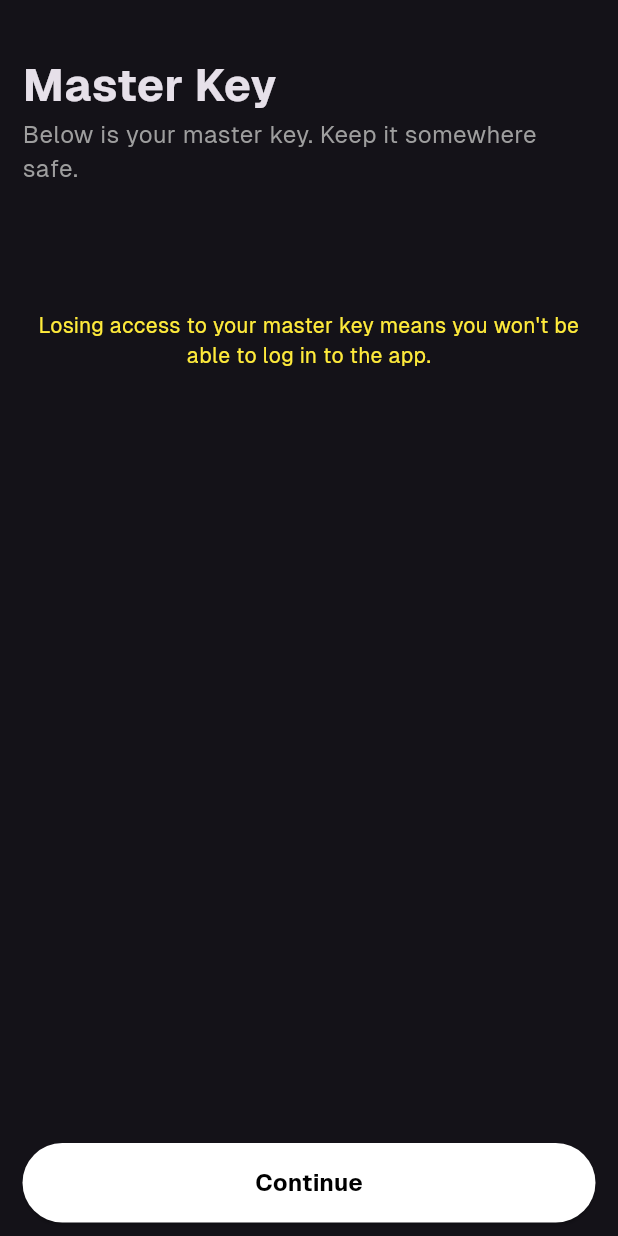
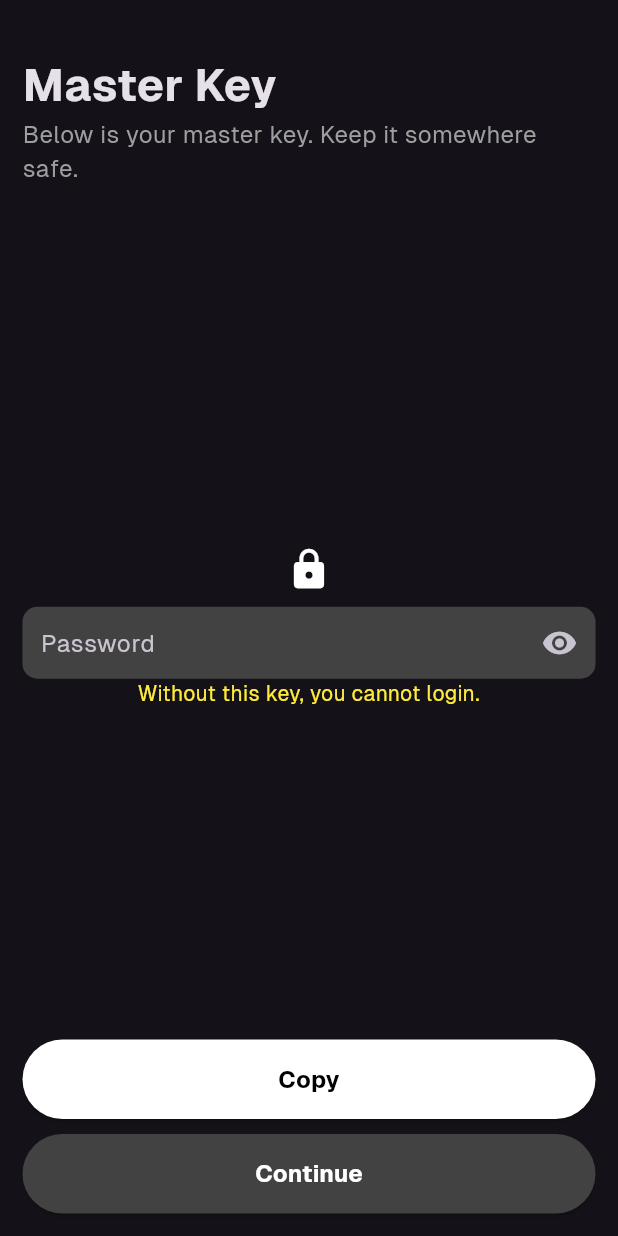
Before and after one commit to PhantomKnight287/flyssh_old, a Flutter app: the MasterKeyScreen screen opened directly with empty values, on a phone screen of 412 x 824 dp. Run offline on Flutter 3.47's test engine with Material 3 defaults, Android fonts, the phone set to English and light mode, and no system bars; our stand-ins replace adaptive_theme, get, google_fonts, shared_preferences; accounts and stored records are empty.

Commit message:
[app] update master key screen

```diff
--- a/app/lib/components/input.dart
+++ b/app/lib/components/input.dart
@@ -12,6 +12,7 @@ class InputField extends StatelessWidget {
   final TextStyle? hintStyle;
   final int? maxLines;
   final int? minLines;
+  final bool? readOnly;
   final Function(String)? onChanged;
 
   const InputField({
@@ -27,11 +28,13 @@ class InputField extends StatelessWidget {
     this.maxLines,
     this.minLines,
     this.onChanged,
+    this.readOnly,
   });
 
   @override
   Widget build(BuildContext context) {
     return TextFormField(
+      readOnly: readOnly ?? false,
       keyboardType: keyboardType,
       controller: controller,
       obscureText: obscureText ?? false,
--- a/app/lib/screens/auth/master_key.dart
+++ b/app/lib/screens/auth/master_key.dart
@@ -1,15 +1,30 @@
 import 'package:flutter/cupertino.dart';
 import 'package:flutter/material.dart';
+import 'package:flutter/services.dart';
+import 'package:flyssh/components/input.dart';
 import 'package:flyssh/screens/home/main.dart';
 
-class MasterKeyScreen extends StatelessWidget {
+class MasterKeyScreen extends StatefulWidget {
   const MasterKeyScreen({super.key, required this.masterKey});
 
   final String masterKey;
 
   @override
+  State<MasterKeyScreen> createState() => _MasterKeyScreenState();
+}
+
+class _MasterKeyScreenState extends State<MasterKeyScreen> {
+  bool visible = false;
+  final controller = TextEditingController();
+
+  @override
+  void initState() {
+    super.initState();
+    controller.text = widget.masterKey;
+  }
+
+  @override
   Widget build(BuildContext context) {
-    print(masterKey);
     return Scaffold(
       appBar: null,
       body: SafeArea(
@@ -17,6 +32,10 @@ class MasterKeyScreen extends StatelessWidget {
           padding: const EdgeInsets.all(15),
           child: Column(
             crossAxisAlignment: CrossAxisAlignment.stretch,
+            mainAxisAlignment: MainAxisAlignment.spaceBetween,
+            children: [
+              Column(
+                crossAxisAlignment: CrossAxisAlignment.start,
                 children: [
                   const SizedBox(
                     height: 20,
@@ -39,26 +58,87 @@ class MasterKeyScreen extends StatelessWidget {
                   const SizedBox(
                     height: 20,
                   ),
-              SelectableText(
-                masterKey,
-                style: const TextStyle(
-                  fontSize: 25,
-                  fontWeight: FontWeight.w600,
+                ],
               ),
-                textAlign: TextAlign.center,
+              Column(
+                children: [
+                  const Icon(
+                    Icons.lock,
+                    size: 30,
                   ),
                   const SizedBox(
-                height: 20,
+                    height: 10,
+                  ),
+                  InputField(
+                    readOnly: true,
+                    hintText: "Password",
+                    keyboardType: TextInputType.visiblePassword,
+                    controller: controller,
+                    obscureText: !visible,
+                    validator: (value) {
+                      if (value == null || value.isEmpty) {
+                        return 'Please enter your password';
+                      }
+                      return null;
+                    },
+                    suffixIcon: IconButton(
+                      icon: Icon(
+                        visible ? Icons.visibility_off : Icons.visibility,
+                      ),
+                      onPressed: () {
+                        setState(() {
+                          visible = !visible;
+                        });
+                      },
+                    ),
                   ),
                   const Text(
-                "Losing access to your master key means you won't be able to log in to the app.",
+                    "Without this key, you cannot login.",
                     style: TextStyle(
                       color: Colors.yellow,
                     ),
                     textAlign: TextAlign.center,
                   ),
-              SizedBox(
-                height: MediaQuery.of(context).size.height / 1.6,
+                ],
+              ),
+              Column(
+                crossAxisAlignment: CrossAxisAlignment.stretch,
+                children: [
+                  ElevatedButton(
+                    onPressed: () {
+                      Clipboard.setData(ClipboardData(text: widget.masterKey)).then((_) {
+                        ScaffoldMessenger.of(context).showSnackBar(
+                          const SnackBar(
+                            content: const Text("Master Key copied to clipboard."),
+                          ),
+                        );
+                      });
+                    },
+                    style: ButtonStyle(
+                      alignment: Alignment.center,
+                      backgroundColor: MaterialStateProperty.all(Colors.white),
+                      foregroundColor: MaterialStateProperty.all(Colors.black),
+                      padding: MaterialStateProperty.resolveWith<EdgeInsetsGeometry>(
+                        (Set<MaterialState> states) {
+                          return const EdgeInsets.all(15);
+                        },
+                      ),
+                      shape: MaterialStateProperty.all<RoundedRectangleBorder>(
+                        RoundedRectangleBorder(
+                          borderRadius: BorderRadius.circular(30.0),
+                        ),
+                      ),
+                    ),
+                    child: const Text(
+                      "Copy",
+                      style: TextStyle(
+                        fontSize: 16,
+                        fontWeight: FontWeight.w700,
+                      ),
+                    ),
+                  ),
+                  const SizedBox(
+                    height: 10,
                   ),
                   ElevatedButton(
                     onPressed: () {
@@ -72,8 +152,8 @@ class MasterKeyScreen extends StatelessWidget {
                     },
                     style: ButtonStyle(
                       alignment: Alignment.center,
-                  backgroundColor: MaterialStateProperty.all(Colors.white),
-                  foregroundColor: MaterialStateProperty.all(Colors.black),
+                      backgroundColor: MaterialStateProperty.all(Colors.grey.shade800),
+                      foregroundColor: MaterialStateProperty.all(Colors.white),
                       padding: MaterialStateProperty.resolveWith<EdgeInsetsGeometry>(
                         (Set<MaterialState> states) {
                           return const EdgeInsets.all(15);
@@ -92,6 +172,8 @@ class MasterKeyScreen extends StatelessWidget {
                         fontWeight: FontWeight.w700,
                       ),
                     ),
+                  ),
+                ],
               )
             ],
           ),
```
Lines whose indentation alone changed are shown as unchanged.
